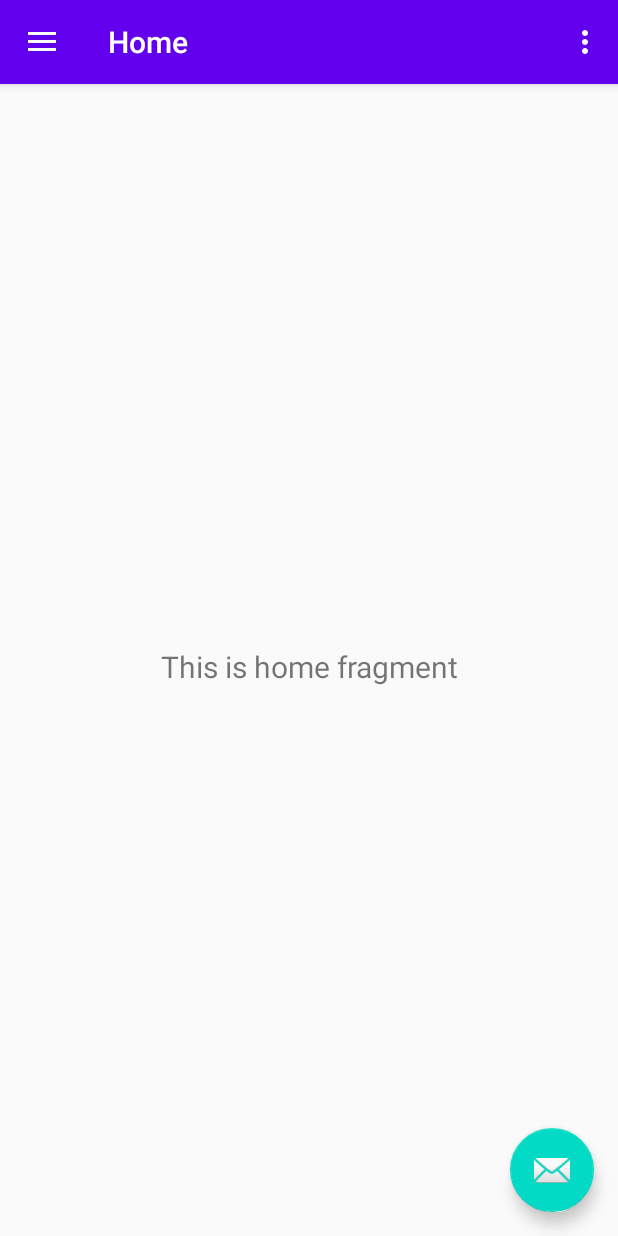
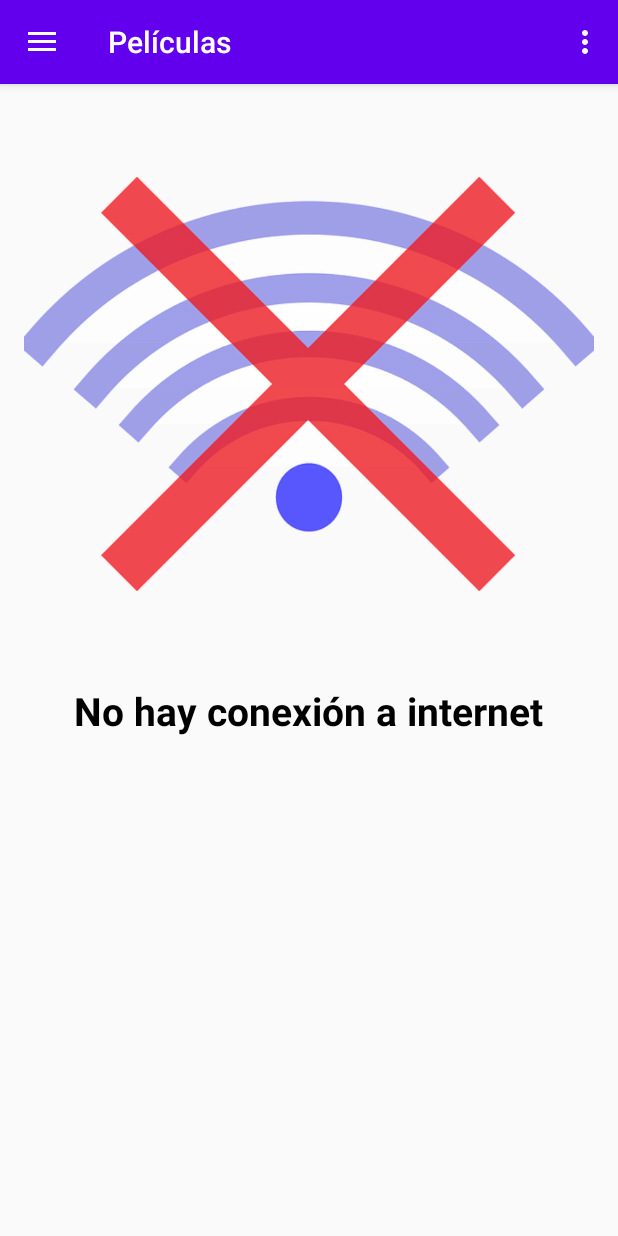
Before and after one commit to DATAJOAQUIN/MovieTeca, an Android app: the screen it shows after launch (MainActivity), on a phone screen of 412 x 824 dp. Run offline under Robolectric (Android 15) with nearby library versions, the phone set to English and light mode, and no system bars; our stand-ins replace navigation-ui.

Commit message:
Primera versión con vistas

```diff
--- /dev/null
+++ b/app/src/main/java/MovieDetailActivity.java
@@ -0,0 +1,2 @@
+public class MovieDetailActivity {
+}
--- a/app/src/main/java/com/example/movieteca/MainActivity.java
+++ b/app/src/main/java/com/example/movieteca/MainActivity.java
@@ -1,20 +1,17 @@
 package com.example.movieteca;
 
 import android.os.Bundle;
-import android.view.View;
 import android.view.Menu;
 
-import com.google.android.material.floatingactionbutton.FloatingActionButton;
-import com.google.android.material.snackbar.Snackbar;
-import com.google.android.material.navigation.NavigationView;
-
+import androidx.appcompat.app.AppCompatActivity;
+import androidx.appcompat.widget.Toolbar;
+import androidx.drawerlayout.widget.DrawerLayout;
 import androidx.navigation.NavController;
 import androidx.navigation.Navigation;
 import androidx.navigation.ui.AppBarConfiguration;
 import androidx.navigation.ui.NavigationUI;
-import androidx.drawerlayout.widget.DrawerLayout;
-import androidx.appcompat.app.AppCompatActivity;
-import androidx.appcompat.widget.Toolbar;
+
+import com.google.android.material.navigation.NavigationView;
 
 public class MainActivity extends AppCompatActivity {
 
@@ -26,14 +23,7 @@ public class MainActivity extends AppCompatActivity {
         setContentView(R.layout.activity_main);
         Toolbar toolbar = findViewById(R.id.toolbar);
         setSupportActionBar(toolbar);
-        FloatingActionButton fab = findViewById(R.id.fab);
-        fab.setOnClickListener(new View.OnClickListener() {
-            @Override
-            public void onClick(View view) {
-                Snackbar.make(view, "Replace with your own action", Snackbar.LENGTH_LONG)
-                        .setAction("Action", null).show();
-            }
-        });
+
         DrawerLayout drawer = findViewById(R.id.drawer_layout);
         NavigationView navigationView = findViewById(R.id.nav_view);
         // Passing each menu ID as a set of Ids because each
--- a/app/src/main/java/com/example/movieteca/ui/home/HomeFragment.java
+++ b/app/src/main/java/com/example/movieteca/ui/home/HomeFragment.java
@@ -4,32 +4,21 @@ import android.os.Bundle;
 import android.view.LayoutInflater;
 import android.view.View;
 import android.view.ViewGroup;
-import android.widget.TextView;
 
 import androidx.annotation.NonNull;
-import androidx.annotation.Nullable;
 import androidx.fragment.app.Fragment;
-import androidx.lifecycle.Observer;
-import androidx.lifecycle.ViewModelProviders;
 
 import com.example.movieteca.R;
 
 public class HomeFragment extends Fragment {
 
-    private HomeViewModel homeViewModel;
+
 
     public View onCreateView(@NonNull LayoutInflater inflater,
                              ViewGroup container, Bundle savedInstanceState) {
-        homeViewModel =
-                ViewModelProviders.of(this).get(HomeViewModel.class);
+
         View root = inflater.inflate(R.layout.fragment_home, container, false);
-        final TextView textView = root.findViewById(R.id.text_home);
-        homeViewModel.getText().observe(getViewLifecycleOwner(), new Observer<String>() {
-            @Override
-            public void onChanged(@Nullable String s) {
-                textView.setText(s);
-            }
-        });
+
         return root;
     }
 }
--- a/app/src/main/res/layout/app_bar_main.xml
+++ b/app/src/main/res/layout/app_bar_main.xml
@@ -22,12 +22,5 @@
 
     <include layout="@layout/content_main" />
 
-    <com.google.android.material.floatingactionbutton.FloatingActionButton
-        android:id="@+id/fab"
-        android:layout_width="wrap_content"
-        android:layout_height="wrap_content"
-        android:layout_gravity="bottom|end"
-        android:layout_margin="@dimen/fab_margin"
-        app:srcCompat="@android:drawable/ic_dialog_email" />
 
 </androidx.coordinatorlayout.widget.CoordinatorLayout>
--- a/app/src/main/res/layout/fragment_home.xml
+++ b/app/src/main/res/layout/fragment_home.xml
@@ -1,22 +1,37 @@
 <?xml version="1.0" encoding="utf-8"?>
-<androidx.constraintlayout.widget.ConstraintLayout xmlns:android="http://schemas.android.com/apk/res/android"
-    xmlns:app="http://schemas.android.com/apk/res-auto"
+<RelativeLayout xmlns:android="http://schemas.android.com/apk/res/android"
     xmlns:tools="http://schemas.android.com/tools"
     android:layout_width="match_parent"
     android:layout_height="match_parent"
-    tools:context=".ui.home.HomeFragment">
+    tools:context=".MainActivity">
+
+    <ImageView
+        android:id="@+id/nowifi_iv"
+        android:layout_width="match_parent"
+        android:layout_height="300dp"
+        android:src="@drawable/nowifi"
+        android:layout_marginTop="50dp"
+        android:layout_marginLeft="16dp"
+        android:layout_marginRight="16dp"/>
 
     <TextView
-        android:id="@+id/text_home"
+        android:id="@+id/nowifi_tv"
+        android:layout_width="wrap_content"
+        android:layout_height="wrap_content"
+        android:layout_below="@+id/nowifi_iv"
+        android:layout_marginTop="50dp"
+        android:layout_centerInParent="true"
+        android:text="@string/please_connect_to_internet"
+        android:textSize="26sp"
+        android:textColor="@color/colorBlack"
+        android:textStyle="bold"
+        />
+
+    <androidx.recyclerview.widget.RecyclerView
         android:layout_width="match_parent"
-        android:layout_height="wrap_content"
-        android:layout_marginStart="8dp"
-        android:layout_marginTop="8dp"
-        android:layout_marginEnd="8dp"
-        android:textAlignment="center"
-        android:textSize="20sp"
-        app:layout_constraintBottom_toBottomOf="parent"
-        app:layout_constraintEnd_toEndOf="parent"
-        app:layout_constraintStart_toStartOf="parent"
-        app:layout_constraintTop_toTopOf="parent" />
-</androidx.constraintlayout.widget.ConstraintLayout>
+        android:layout_height="match_parent"
+        android:id="@+id/moviesRecyclerView"
+        android:background="@color/colorBackground"
+        android:visibility="invisible"/>
+
+</RelativeLayout>
--- a/app/src/main/res/values/colors.xml
+++ b/app/src/main/res/values/colors.xml
@@ -3,4 +3,8 @@
     <color name="colorPrimary">#6200EE</color>
     <color name="colorPrimaryDark">#3700B3</color>
     <color name="colorAccent">#03DAC5</color>
+    <color name="colorMovieTitle">#212121</color>
+    <color name="colorRating">#B71C1C</color>
+    <color name="colorBlack">#000000</color>
+    <color name="colorBackground">#BDBDBD</color>
 </resources>
--- a/app/src/main/res/values/strings.xml
+++ b/app/src/main/res/values/strings.xml
@@ -2,14 +2,37 @@
     <string name="app_name">MovieTeca</string>
     <string name="navigation_drawer_open">Open navigation drawer</string>
     <string name="navigation_drawer_close">Close navigation drawer</string>
-    <string name="nav_header_title">Android Studio</string>
+    <string name="nav_header_title">MovieTeca</string>
     <string name="nav_header_subtitle">android.studio@android.com</string>
     <string name="nav_header_desc">Navigation header</string>
-    <string name="action_settings">Settings</string>
+    <string name="action_settings">Configuración</string>
 
-    <string name="menu_home">Home</string>
-    <string name="menu_gallery">Gallery</string>
-    <string name="menu_slideshow">Slideshow</string>
+    <string name="menu_home">Películas</string>
+    <string name="menu_gallery">Cerca de ti</string>
+    <string name="menu_slideshow">Sobre</string>
+    <string name="home_second">Home Second</string>
 
-    <string name="home_second">Home Second</string>
+    <string name="settings">Configuración</string>
+    <string name="sort_criteria_key">sortKey</string>
+    <string name="top_rated_criteria">Más valorados</string>
+    <string name="top_rated_criteria_retrofit">más_valorados</string>
+    <string name="popular_criteria">Más populares</string>
+    <string name="popular_criteria_retrofit">popular</string>
+    <string name="favorites_criteria">Favoritos</string>
+    <string name="sort_criteria">Criterio de orden</string>
+    <string name="title_activity_movie_detail">Detalle de Película</string>
+    <string name="internet_dialog_message">Debes conectarte al wifi para ver los resultados</string>
+    <string name="inter_dialog_positive_button_text">Conectarse al WIFI</string>
+    <string name="internet_dialog_negative_button_text">Salir</string>
+    <string name="written_by">Escrito por</string>
+    <string name="reviews">Críticas:</string>
+    <string name="trailers">Trailers</string>
+    <string name="added_to_fav">Añadido a Favoritos</string>
+    <string name="removed_from_fav">Borrado de  favoritos</string>
+    <string name="wifi_enabled">Wifi activado!</string>
+    <string name="mobile_data">Datos de móvil activados!</string>
+    <string name="no_internet">Sin conexión a  Internet!</string>
+    <string name="refresh">Actualiza si no ves los datos!</string>
+    <string name="connect_refresh">Conecta y actualiza!</string>
+    <string name="please_connect_to_internet">No hay conexión a internet</string>
 </resources>
--- a/gradle.properties
+++ b/gradle.properties
@@ -17,3 +17,4 @@ org.gradle.jvmargs=-Xmx1536m
 android.useAndroidX=true
 # Automatically convert third-party libraries to use AndroidX
 android.enableJetifier=true
+MyTheMovieDBApiToken="844cc9992495b2ab13d5fbfeaa263824"
```
Also changed, not shown: app/build.gradle (+13 -2 lines), app/src/main/res/layout/movie_detail.xml (added, +153 -0 lines), app/src/main/res/values/dimens.xml (+25 -0 lines), app/src/main/res/drawable/nowifi.png (added), app/src/main/res/drawable/photo.jpeg (added), app/src/main/res/drawable/play.png (added), app/src/main/res/drawable/redheart.png (added), app/src/main/res/drawable/settings.png (added), app/src/main/res/drawable/star.png (added), app/src/main/res/drawable/whiteheart.png (added).
